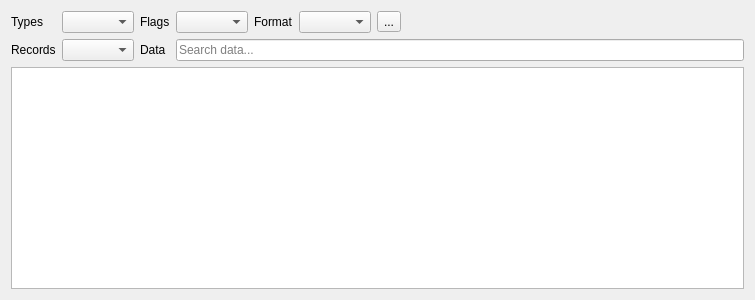
x-tools-author/x-tools, file src/page/panels/outputpanels/datarecords/datarecordsview.ui: the form before one commit.
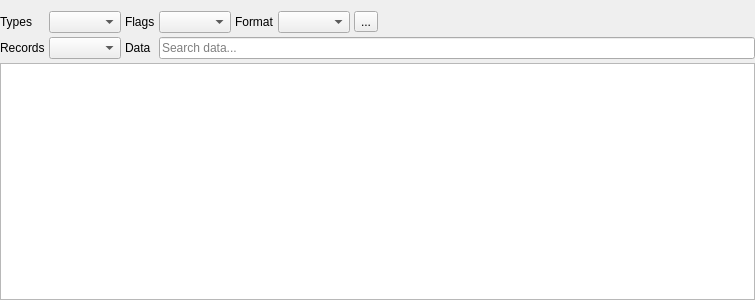
The form after the commit.

What changed in the file:
```diff
--- a/src/page/panels/outputpanels/datarecords/datarecordsview.ui
+++ b/src/page/panels/outputpanels/datarecords/datarecordsview.ui
@@ -14,6 +14,18 @@
    <string notr="true">Form</string>
   </property>
   <layout class="QGridLayout" name="gridLayout">
+   <property name="leftMargin">
+    <number>0</number>
+   </property>
+   <property name="rightMargin">
+    <number>0</number>
+   </property>
+   <property name="bottomMargin">
+    <number>0</number>
+   </property>
+   <property name="spacing">
+    <number>4</number>
+   </property>
    <item row="0" column="0">
     <widget class="QLabel" name="label_3">
      <property name="text">
```
